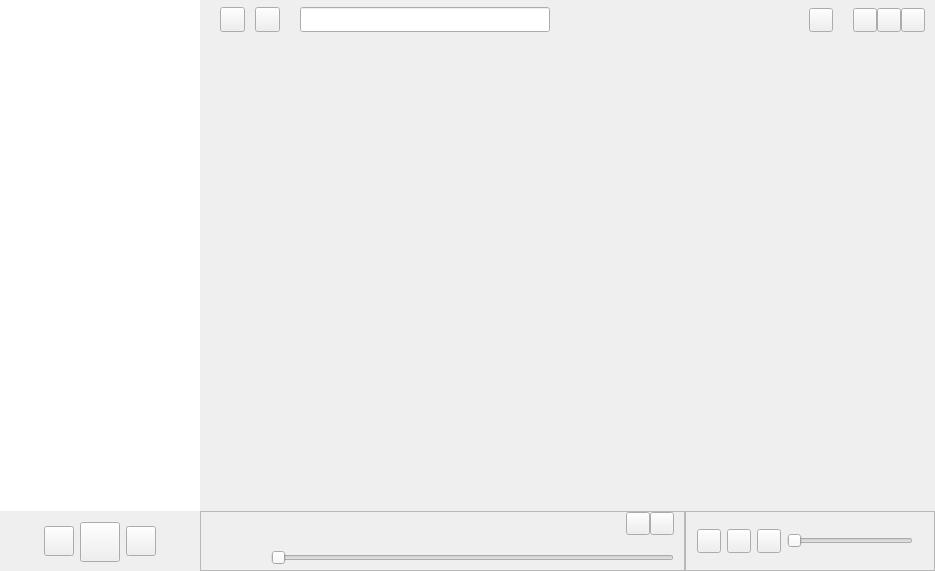
This is src/xamp/xamp.ui in billlin0904/xamp2 as Qt 5 draws it before an edit. The edited form follows.
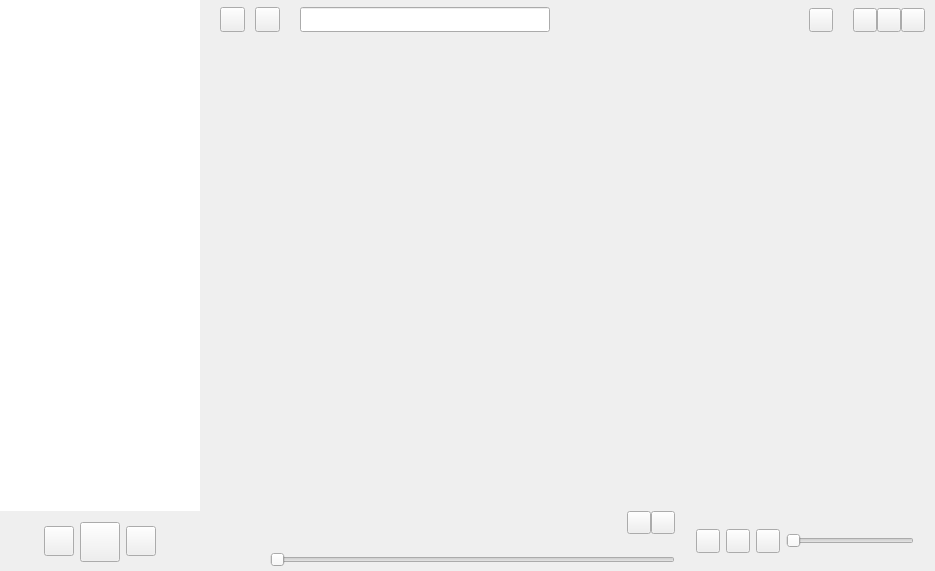
This is the edited form. Custom widgets are drawn as their Qt base class.

The edit to the form file:
```diff
--- a/src/xamp/xamp.ui
+++ b/src/xamp/xamp.ui
@@ -194,7 +194,7 @@
          </size>
         </property>
         <property name="frameShape">
-         <enum>QFrame::StyledPanel</enum>
+         <enum>QFrame::NoFrame</enum>
         </property>
         <property name="frameShadow">
          <enum>QFrame::Raised</enum>
@@ -214,6 +214,9 @@
            <property name="popupMode">
             <enum>QToolButton::InstantPopup</enum>
            </property>
+           <property name="arrowType">
+            <enum>Qt::NoArrow</enum>
+           </property>
           </widget>
          </item>
          <item>
@@ -567,7 +570,7 @@
          </size>
         </property>
         <property name="frameShape">
-         <enum>QFrame::StyledPanel</enum>
+         <enum>QFrame::NoFrame</enum>
         </property>
         <property name="frameShadow">
          <enum>QFrame::Raised</enum>
@@ -635,6 +638,11 @@
              </property>
              <item>
               <widget class="QLabel" name="titleLabel">
+               <property name="font">
+                <font>
+                 <pointsize>12</pointsize>
+                </font>
+               </property>
                <property name="text">
                 <string/>
                </property>
@@ -715,6 +723,11 @@
                  <height>0</height>
                 </size>
                </property>
+               <property name="font">
+                <font>
+                 <pointsize>11</pointsize>
+                </font>
+               </property>
                <property name="text">
                 <string/>
                </property>
@@ -750,7 +763,7 @@
                <property name="font">
                 <font>
                  <family>Arial</family>
-                 <pointsize>9</pointsize>
+                 <pointsize>13</pointsize>
                 </font>
                </property>
                <property name="text">
```
Left out of the diff: 7 changed lines with no effect on the pictures.
